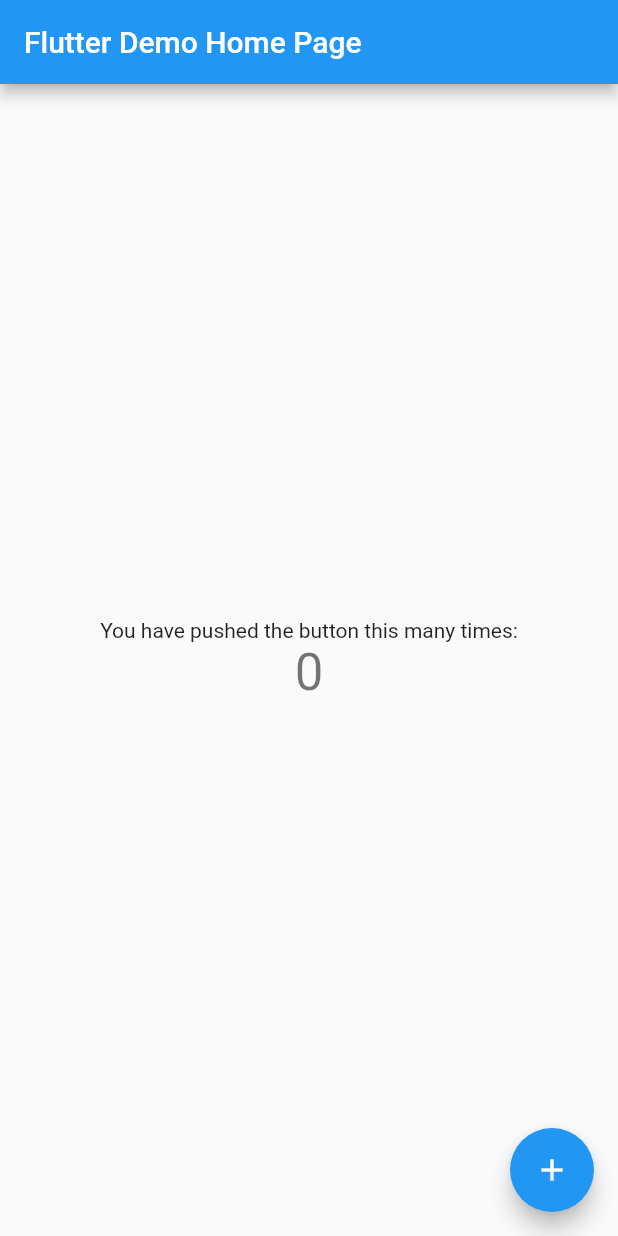
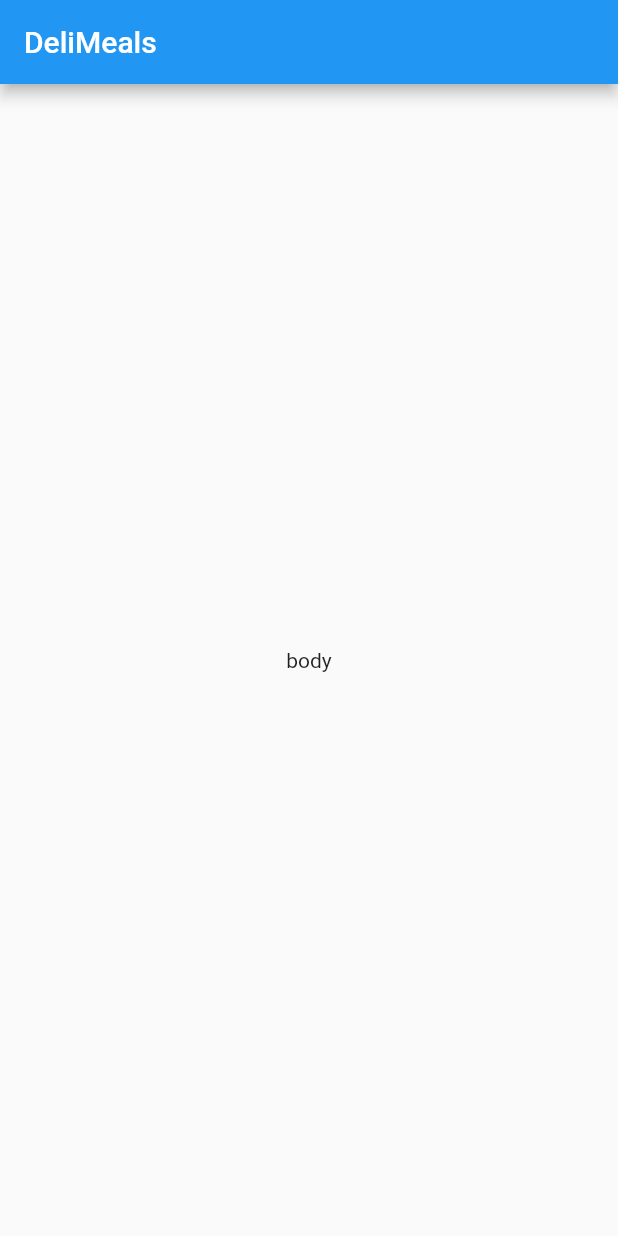
Before and after one commit to franklaercio/meals-app-flutter, a Flutter app: the screen it shows after launch, on a phone screen of 412 x 824 dp. Run offline on Flutter 3.47's test engine with Material 2 defaults, Android fonts, the phone set to English and light mode, and no system bars.

```diff
--- a/lib/main.dart
+++ b/lib/main.dart
@@ -9,109 +9,32 @@ class MyApp extends StatelessWidget {
   @override
   Widget build(BuildContext context) {
     return MaterialApp(
-      title: 'Flutter Demo',
+      title: 'DeliMeals',
       theme: ThemeData(
-        // This is the theme of your application.
-        //
-        // Try running your application with "flutter run". You'll see the
-        // application has a blue toolbar. Then, without quitting the app, try
-        // changing the primarySwatch below to Colors.green and then invoke
-        // "hot reload" (press "r" in the console where you ran "flutter run",
-        // or simply save your changes to "hot reload" in a Flutter IDE).
-        // Notice that the counter didn't reset back to zero; the application
-        // is not restarted.
         primarySwatch: Colors.blue,
-        // This makes the visual density adapt to the platform that you run
-        // the app on. For desktop platforms, the controls will be smaller and
-        // closer together (more dense) than on mobile platforms.
         visualDensity: VisualDensity.adaptivePlatformDensity,
       ),
-      home: MyHomePage(title: 'Flutter Demo Home Page'),
+      debugShowCheckedModeBanner: false,
+      home: MyHomePage(),
     );
   }
 }
 
 class MyHomePage extends StatefulWidget {
-  MyHomePage({Key key, this.title}) : super(key: key);
-
-  // This widget is the home page of your application. It is stateful, meaning
-  // that it has a State object (defined below) that contains fields that affect
-  // how it looks.
-
-  // This class is the configuration for the state. It holds the values (in this
-  // case the title) provided by the parent (in this case the App widget) and
-  // used by the build method of the State. Fields in a Widget subclass are
-  // always marked "final".
-
-  final String title;
-
   @override
   _MyHomePageState createState() => _MyHomePageState();
 }
 
 class _MyHomePageState extends State<MyHomePage> {
-  int _counter = 0;
-
-  void _incrementCounter() {
-    setState(() {
-      // This call to setState tells the Flutter framework that something has
-      // changed in this State, which causes it to rerun the build method below
-      // so that the display can reflect the updated values. If we changed
-      // _counter without calling setState(), then the build method would not be
-      // called again, and so nothing would appear to happen.
-      _counter++;
-    });
-  }
-
   @override
   Widget build(BuildContext context) {
-    // This method is rerun every time setState is called, for instance as done
-    // by the _incrementCounter method above.
-    //
-    // The Flutter framework has been optimized to make rerunning build methods
-    // fast, so that you can just rebuild anything that needs updating rather
-    // than having to individually change instances of widgets.
     return Scaffold(
       appBar: AppBar(
-        // Here we take the value from the MyHomePage object that was created by
-        // the App.build method, and use it to set our appbar title.
-        title: Text(widget.title),
+        title: Text('DeliMeals'),
       ),
       body: Center(
-        // Center is a layout widget. It takes a single child and positions it
-        // in the middle of the parent.
-        child: Column(
-          // Column is also a layout widget. It takes a list of children and
-          // arranges them vertically. By default, it sizes itself to fit its
-          // children horizontally, and tries to be as tall as its parent.
-          //
-          // Invoke "debug painting" (press "p" in the console, choose the
-          // "Toggle Debug Paint" action from the Flutter Inspector in Android
-          // Studio, or the "Toggle Debug Paint" command in Visual Studio Code)
-          // to see the wireframe for each widget.
-          //
-          // Column has various properties to control how it sizes itself and
-          // how it positions its children. Here we use mainAxisAlignment to
-          // center the children vertically; the main axis here is the vertical
-          // axis because Columns are vertical (the cross axis would be
-          // horizontal).
-          mainAxisAlignment: MainAxisAlignment.center,
-          children: <Widget>[
-            Text(
-              'You have pushed the button this many times:',
-            ),
-            Text(
-              '$_counter',
-              style: Theme.of(context).textTheme.headline4,
-            ),
-          ],
-        ),
+        child: Text('body'),
       ),
-      floatingActionButton: FloatingActionButton(
-        onPressed: _incrementCounter,
-        tooltip: 'Increment',
-        child: Icon(Icons.add),
-      ), // This trailing comma makes auto-formatting nicer for build methods.
     );
   }
 }
```
Also changed, not shown: lib/categories_screen.dart (added, +13 -0 lines), lib/dummy_data.dart (added, +56 -0 lines), lib/models/category.dart (added, +13 -0 lines).
